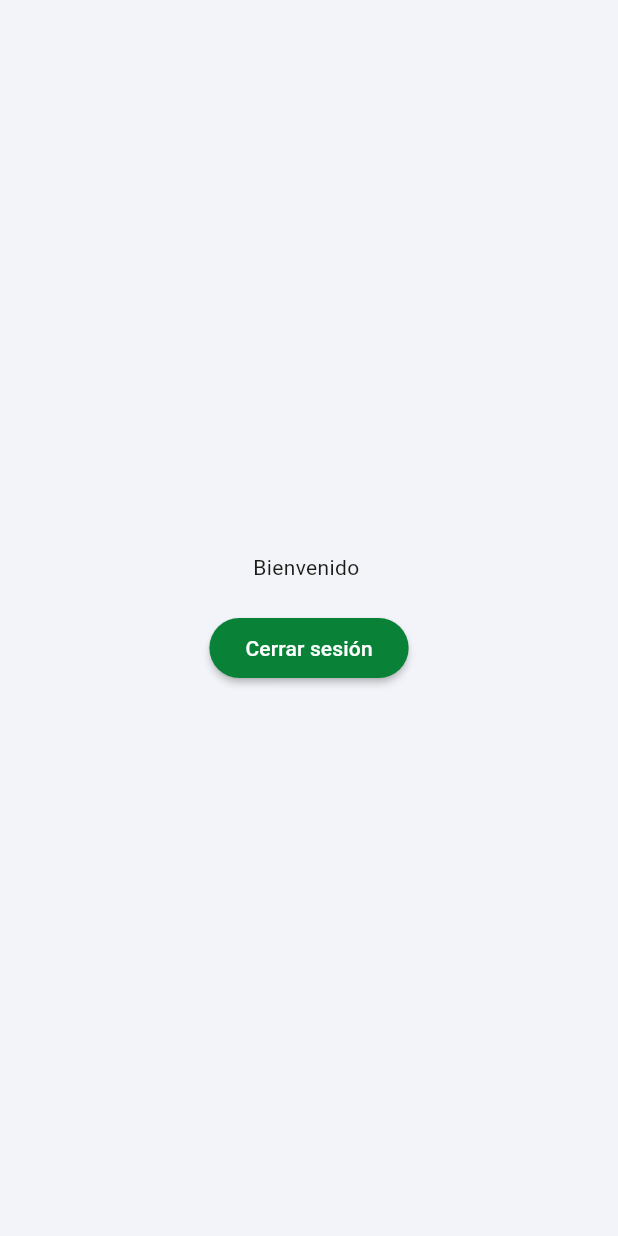
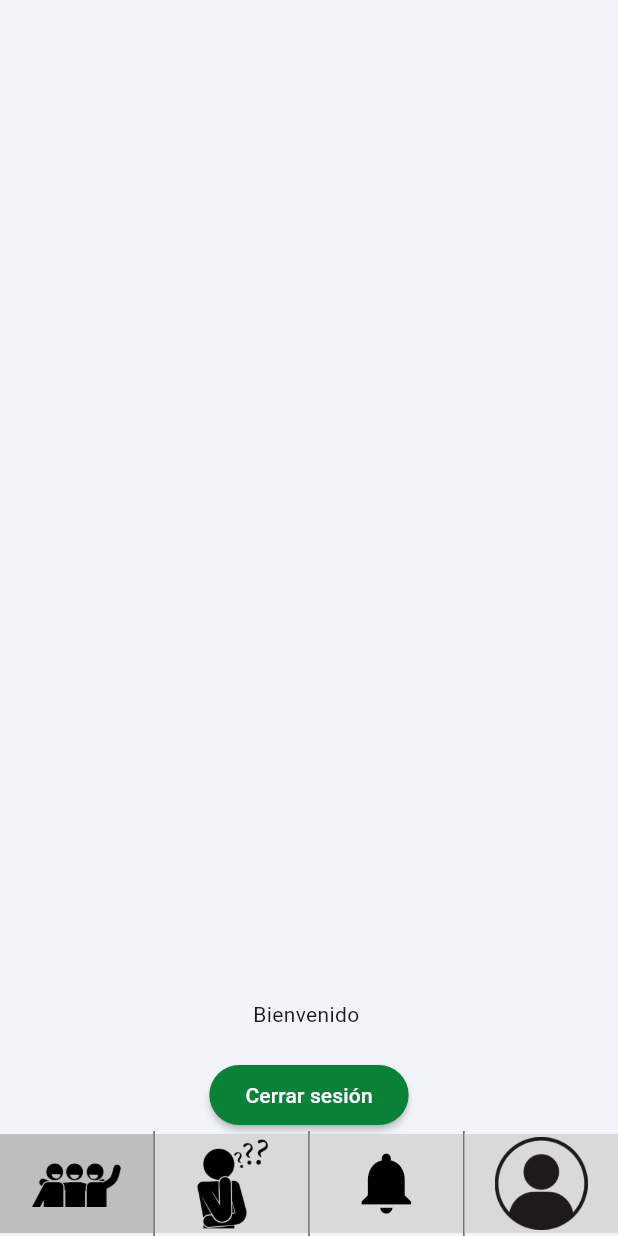
Before and after one commit to ntsec7/Dego, a Flutter app: the Homepage screen opened by its route, on a phone screen of 412 x 824 dp. Run offline on Flutter 3.47's test engine with Material 3 defaults, Android fonts, the phone set to English and light mode, and no system bars; our stand-ins replace flutter_riverpod, google_fonts, supabase_flutter; accounts and stored records are empty.

Commit message:
Navegacion bottom

```diff
--- a/lib/models/usuario.dart
+++ b/lib/models/usuario.dart
@@ -25,7 +25,7 @@ class Usuario{
       email: map['email'] ?? '',
       name: map['name'] ?? '',
       image: map['image'],
-      tipo: map['tipo'] ?? 'client',
+      tipo: map['user_type'] ?? 'client',
     );
   }
 
--- a/lib/screens/home_page.dart
+++ b/lib/screens/home_page.dart
@@ -2,6 +2,8 @@ import 'package:dego/providers/auth_provider.dart';
 import 'package:flutter/material.dart';
 import 'package:flutter_riverpod/flutter_riverpod.dart';
 import 'package:dego/providers/usuario_provider.dart';
+import 'package:dego/widgets/navigation_bottom.dart';
+import 'package:dego/widgets/navigation_bottom_admin.dart';
 
 class Homepage extends ConsumerStatefulWidget {
 
@@ -14,31 +16,35 @@ class Homepage extends ConsumerStatefulWidget {
 class _Homepage extends ConsumerState<Homepage> {
 
   @override
+@override
 Widget build(BuildContext context) {
-
   final usuarioAsync = ref.watch(usuarioProvider);
-
-    final screenWidth = MediaQuery.of(context).size.width;
   final screenHeight = MediaQuery.of(context).size.height;
 
-    final textFieldWidth = screenWidth * 0.5;
-
   return Scaffold(
-     body: Center (
+    body: SafeArea(
       child: usuarioAsync.when(
         data: (usuario) {
-          if (usuario == null){
-            return const Text("No hay usuario");
+          if (usuario == null) {
+            return const Center(child: Text("No hay usuario"));
           }
 
           return Column(
-          mainAxisAlignment: MainAxisAlignment.center,
             children: [
-
+              SizedBox(height: screenHeight * 0.02),
+              Expanded(
+                child: Align(
+                  alignment: Alignment.bottomCenter,
+                  child: SingleChildScrollView(
+                    child: Center(
+                      child: ConstrainedBox(
+                        constraints: const BoxConstraints(maxWidth: 800),
+                        child: Column(
+                          mainAxisSize: MainAxisSize.min,
+                          crossAxisAlignment: CrossAxisAlignment.center,
+                          children: [
                             Text("Bienvenido ${usuario.name}"),
-
                             const SizedBox(height: 20),
-
                             ElevatedButton(
                               onPressed: () async {
                                 await ref.read(authProvider.notifier).logout();
@@ -46,10 +52,22 @@ class _Homepage extends ConsumerState<Homepage> {
                               child: const Text("Cerrar sesión"),
                             ),
                           ],
+                        ),
+                      ),
+                    ),
+                  ),
+                ),
+              ),
+
+              if(usuario.tipo=='admin')
+                const NavigationBottomAdmin(currentIndex: 0)
+              else
+                const NavigationBottom(currentIndex: 0)
+            ],
           );
         },
-        loading: () => const CircularProgressIndicator(),
-        error: (e, _) => Text("Error: $e"),
+        loading: () => const Center(child: CircularProgressIndicator()),
+        error: (e, _) => Center(child: Text("Error: $e")),
       ),
     ),
   );
--- /dev/null
+++ b/lib/widgets/navigation_bottom.dart
@@ -0,0 +1,137 @@
+import 'package:flutter/material.dart';
+
+class NavigationBottom extends StatelessWidget {
+
+  final int currentIndex;
+
+  const NavigationBottom({
+    super.key,
+    required this.currentIndex,
+  });
+
+  void _navigate(BuildContext context, int index){
+
+    if(index == currentIndex) return;
+
+    switch(index){
+
+      case 0:
+        Navigator.pushReplacementNamed(context, 'homePage');
+        break;
+
+      case 1:
+        Navigator.pushReplacementNamed(context, 'homePage');
+        break;
+
+      case 2:
+        Navigator.pushReplacementNamed(context, 'homePage');
+        break;
+
+      case 3:
+        Navigator.pushReplacementNamed(context, 'homePage');
+        break;
+    }
+  }
+
+
+  Widget _navItem({
+    required BuildContext context,
+    required int index,
+    IconData? icon,
+    String? imagePath,
+  }) {
+
+    final screenWidth = MediaQuery.of(context).size.width;
+    final screenHeight = MediaQuery.of(context).size.height;
+
+    bool web = screenWidth > 600;
+
+    final bool selected = currentIndex == index;
+
+    return Expanded(
+      child: InkWell(
+
+        onTap: () => _navigate(context, index),
+
+        child: Container(
+
+          height: web? screenHeight * 0.17 : screenHeight * 0.08,
+
+          color: selected
+              ? Color(0xFFBEBEBE)
+              : Color(0xFFD9D9D9),
+
+          child: Center(
+
+            child: imagePath != null
+
+                ? Image.asset(
+                    imagePath,
+                    width: web ? (screenHeight + screenWidth) * 0.03 : (screenHeight + screenWidth) * 0.05,
+                    height: web ? (screenHeight + screenWidth) * 0.03 : (screenHeight + screenWidth) * 0.05,
+                  )
+
+                : Icon(
+                    icon,
+                    color: Colors.black,
+                    size: web ? (screenHeight + screenWidth) * 0.02 : (screenHeight + screenWidth) * 0.04,
+                  ),
+          ),
+        ),
+      ),
+    );
+  }
+
+  @override
+  Widget build(BuildContext context) {
+
+    return SizedBox(
+
+      height: 70,
+
+      child: Row(
+        children: [
+
+          _navItem(
+            context: context,
+            index: 0,
+            imagePath: 'assets/images/IconoGrupo.png',
+          ),
+
+          Container(
+            width: 1,
+            color: Colors.grey.shade700,
+          ),
+
+          _navItem(
+            context: context,
+            index: 1,
+            imagePath: 'assets/images/IconoIndividual.png',
+          ),
+
+          Container(
+            width: 1,
+            color: Colors.grey.shade700,
+          ),
+
+          _navItem(
+            context: context,
+            index: 2,
+            icon: Icons.notifications,
+          ),
+
+          Container(
+            width: 1,
+            color: Colors.grey.shade700,
+          ),
+
+          _navItem(
+            context: context,
+            index: 3,
+            imagePath: 'assets/images/IconoPerfil.png',
+          ),
+        ],
+      ),
+    );
+  }
+}
--- a/pubspec.yaml
+++ b/pubspec.yaml
@@ -74,7 +74,9 @@ flutter:
   generate: true
 
   assets:
-    - assets/images/logo.png
+    - assets/images/
+    # - assets/images/logo.png
+
   # To add assets to your application, add an assets section, like this:
   # assets:
   #   - images/a_dot_burr.jpeg
```
Also changed, not shown: lib/widgets/navigation_bottom_admin.dart (added, +126 -0 lines), assets/images/IconoGrupo.png (added), assets/images/IconoIndividual.png (added), assets/images/IconoPerfil.png (added). Lines whose indentation alone changed are shown as unchanged.
